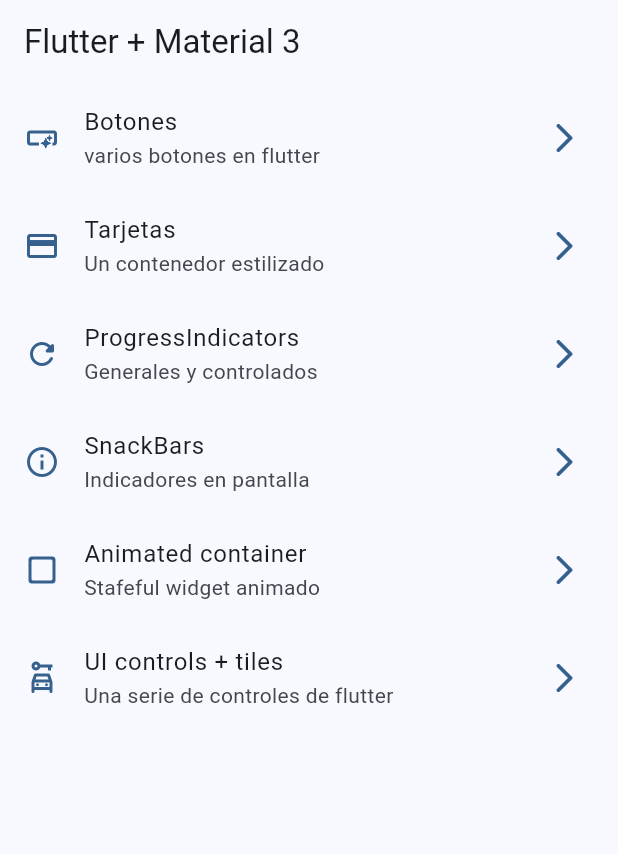
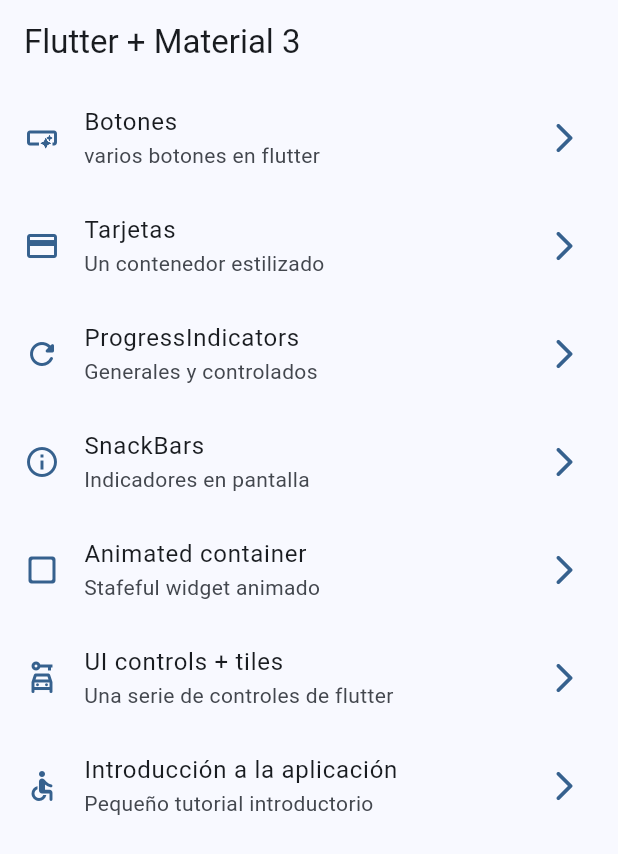
Before and after one commit to codigoinerte/flutter-widgets, a Flutter app: the screen it shows after launch, on a phone screen of 412 x 824 dp. Shown: the top 854 px of the screen. Run offline on Flutter 3.47's test engine with Material 2 defaults, Android fonts, the phone set to English and light mode, and no system bars; our stand-ins replace go_router.

Commit message:
tutorial screen added

```diff
--- a/lib/config/menu/menu_items.dart
+++ b/lib/config/menu/menu_items.dart
@@ -51,4 +51,10 @@ const appMenuItems = <MenuItems>[
     link: "/ui-controls",
     icon: Icons.car_rental_outlined
   ),
+  MenuItems(
+    title: "Introducción a la aplicación",
+    subtitle: "Pequeño tutorial introductorio",
+    link: "/tutorial",
+    icon: Icons.accessible_rounded
+  ),
 ];
--- a/lib/config/router/app_router.dart
+++ b/lib/config/router/app_router.dart
@@ -40,5 +40,10 @@ final appRouter = GoRouter(
       name: UiControlsScreen.name,
       builder: (context, state) => const UiControlsScreen(),
     ),
+    GoRoute(
+      path: '/tutorial',
+      name: AppTutorialScreen.name,
+      builder: (context, state) => const AppTutorialScreen(),
+    ),
   ],
 );
```
